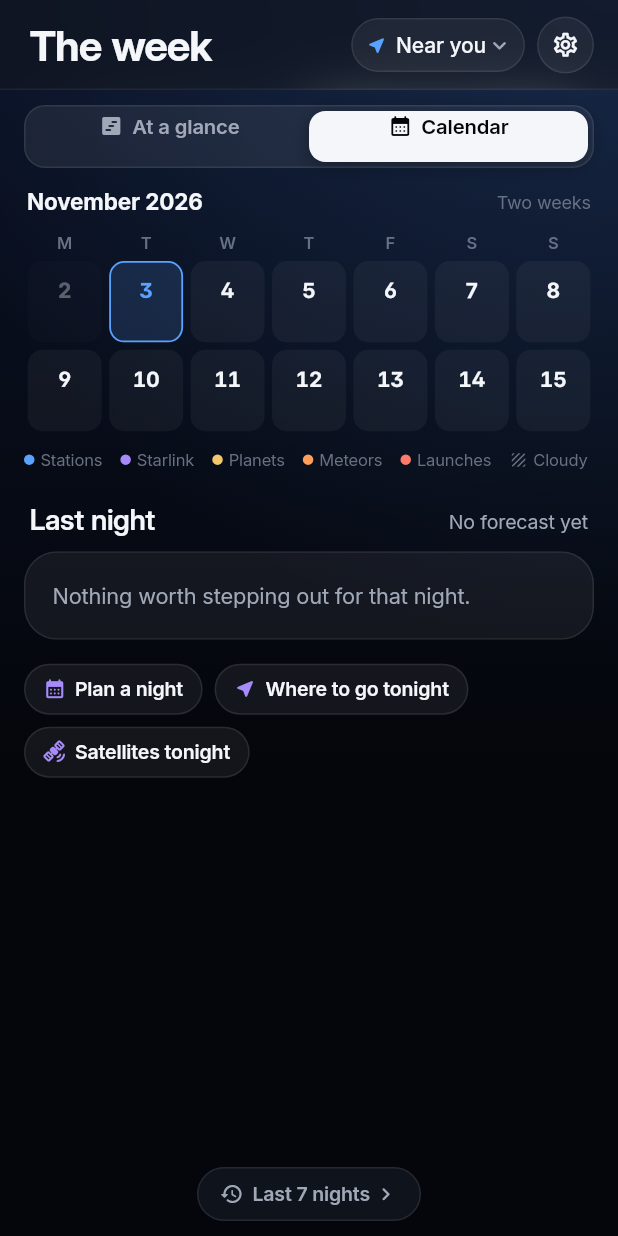
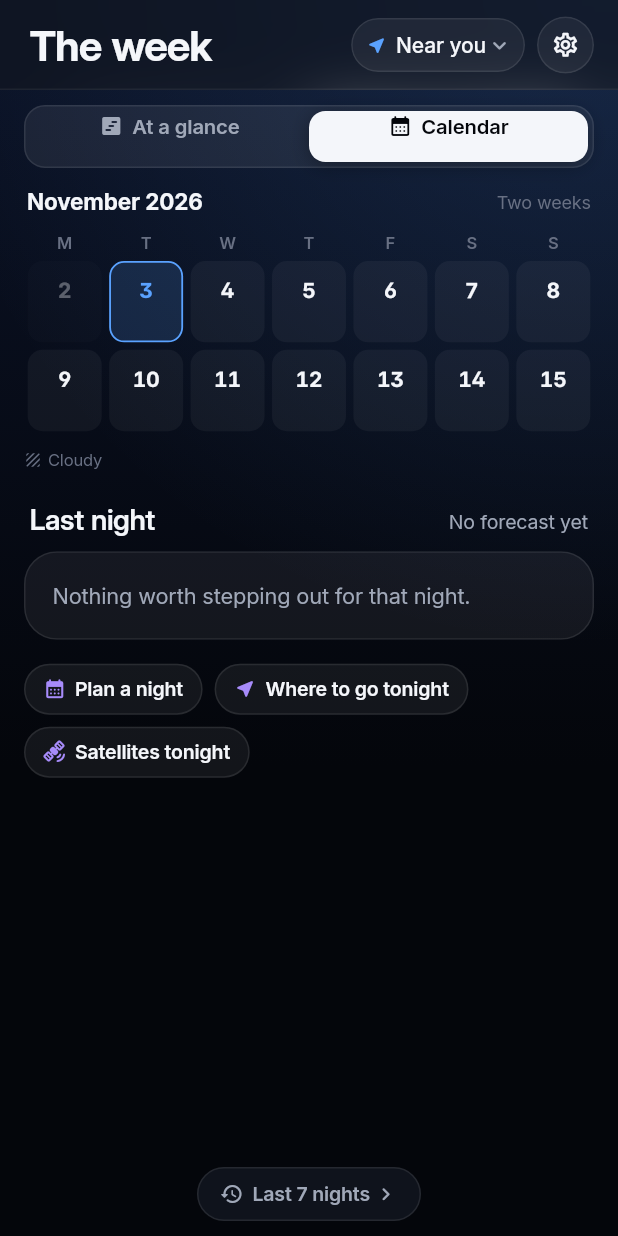
Before and after one commit to brilliant-disruptions/lookup, a Flutter app: the UpcomingScreen screen opened directly, swiped to page 2, on a phone screen of 412 x 824 dp. Run offline on Flutter 3.47's test engine with Material 3 defaults, Android fonts, the phone set to English and light mode, and no system bars; our stand-ins replace camera, flutter_local_notifications, flutter_riverpod, flutter_timezone, geolocator, image_picker and 4 more; missing offline and left inert: add_2_calendar, flutter_rotation_sensor, home_widget, satellite_observer, workmanager; accounts and stored records are empty; statements that could not run were skipped.

```diff
--- a/lib/ui/week_views.dart
+++ b/lib/ui/week_views.dart
@@ -536,13 +536,10 @@ class CalendarPage extends StatelessWidget {
             ]),
           ),
         const SizedBox(height: 6),
-        const Wrap(spacing: 12, runSpacing: 4, children: [
-          _Dot(LookUpColors.blue, 'Stations'),
-          _Dot(LookUpColors.violet, 'Starlink'),
-          _Dot(LookUpColors.gold, 'Planets'),
-          _Dot(LookUpColors.orange, 'Meteors'),
-          _Dot(LookUpColors.red, 'Launches'),
-          _Key(icon: Icons.texture_rounded, label: 'Cloudy'),
+        // Only the dots actually on the calendar, each named.
+        Wrap(spacing: 12, runSpacing: 4, children: [
+          for (final (color, label) in _legend(days)) _Dot(color, label),
+          const _Key(icon: Icons.texture_rounded, label: 'Cloudy'),
         ]),
         if (sel != null) ...[
           Padding(
@@ -591,6 +588,30 @@ class CalendarPage extends StatelessWidget {
       ],
     );
   }
+
+  /// One key per kind of dot on the calendar, in the order they first show.
+  static List<(Color, String)> _legend(List<WeekNight> days) {
+    final seen = <String>{};
+    return [
+      for (final d in days)
+        for (final e in d.alerts.take(4))
+          if (seen.add(_kind(e.type))) (eventStyle(e.type, details: e.details).color, _kind(e.type)),
+    ];
+  }
+
+  static String _kind(SkyEventType t) => switch (t) {
+        SkyEventType.iss => 'ISS',
+        SkyEventType.tiangong => 'Tiangong',
+        SkyEventType.starlinkTrain => 'Starlink',
+        SkyEventType.auroraNow || SkyEventType.auroraOutlook => 'Aurora',
+        SkyEventType.meteorShower => 'Meteors',
+        SkyEventType.lunarEclipse || SkyEventType.solarEclipse => 'Eclipses',
+        SkyEventType.planetPairing || SkyEventType.planetHighlight => 'Planets',
+        SkyEventType.rocketLaunch => 'Launches',
+        SkyEventType.issTransit => 'Transits',
+        SkyEventType.satellitePass => 'Satellites',
+        SkyEventType.skyObject => 'Sky',
+      };
 
   /// How the night's clouds look, from the forecast; nothing claimed
   /// without one.
```
Also changed, not shown: 1 other file.
